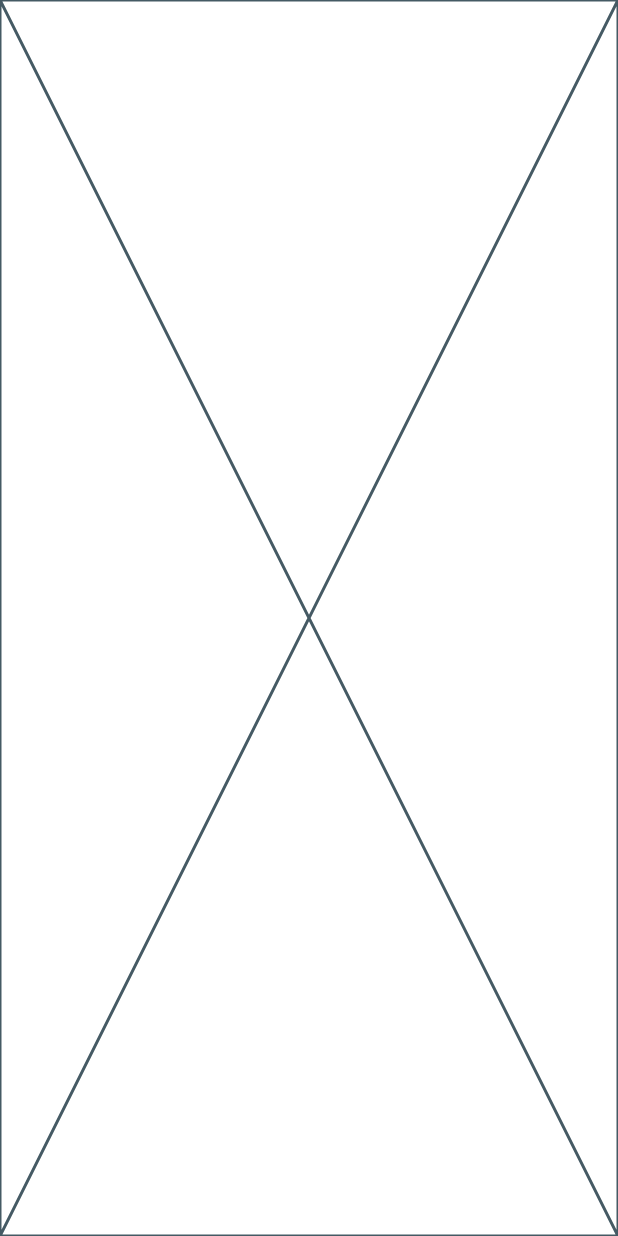
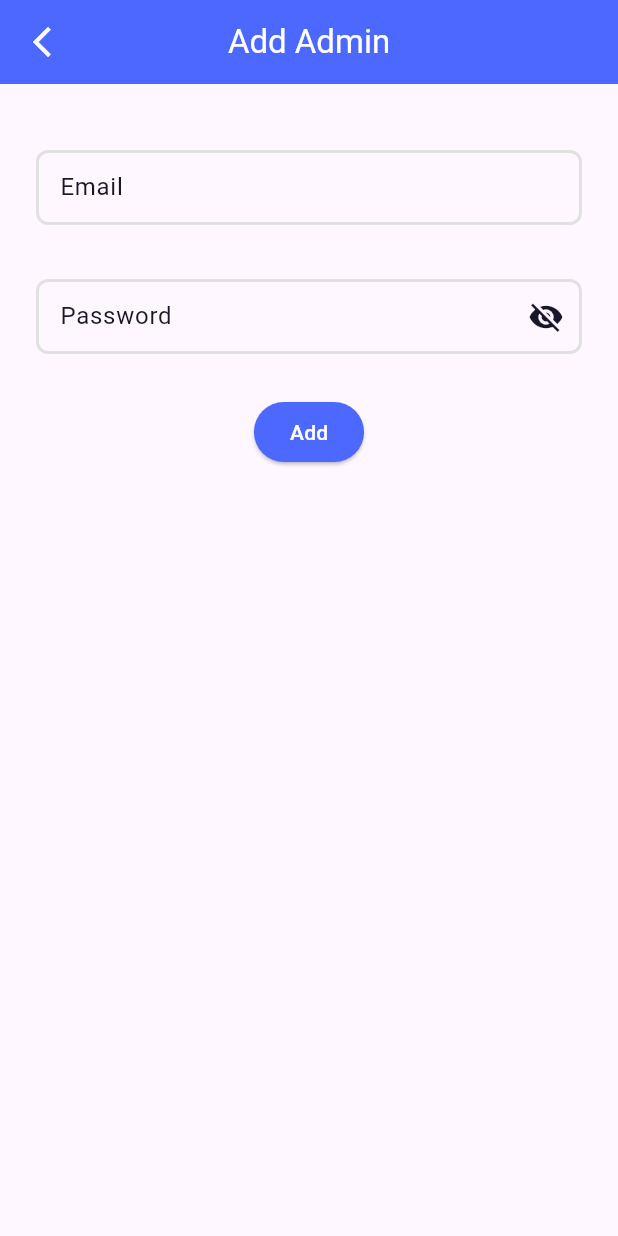
Before and after one commit to AhmedYounis-01/our_market_admin, a Flutter app: the screen it shows after launch, after a tap on "Add An Admin", on a phone screen of 412 x 824 dp. Run offline on Flutter 3.47's test engine with Material 3 defaults, Android fonts, the phone set to English and light mode, and no system bars; our stand-ins replace cached_network_image, dio; network calls fail.

Commit message:
-- finish add admin screen ui

```diff
--- a/lib/core/components/custom_product_card.dart
+++ b/lib/core/components/custom_product_card.dart
@@ -66,7 +66,7 @@ class CustomProductCard extends StatelessWidget {
             Padding(
               padding: const EdgeInsets.symmetric(horizontal: 8),
               child: CustomElevatedButton(
-                // onPressed: deleteProduct,
+                onPressed: () {},
                 child: const Row(
                   children: [Icon(Icons.delete), Text("Delete")],
                 ),
--- a/lib/features/add_admin/ui/add_admin.dart
+++ b/lib/features/add_admin/ui/add_admin.dart
@@ -1,10 +1,53 @@
 import 'package:flutter/material.dart';
+import 'package:our_market_admin/core/components/custom_elevated_button.dart';
+import 'package:our_market_admin/core/components/custom_text_filed.dart';
+import 'package:our_market_admin/core/function/custom_appbar.dart';
 
-class AddAdminScreen extends StatelessWidget {
+class AddAdminScreen extends StatefulWidget {
   const AddAdminScreen({super.key});
 
   @override
+  State<AddAdminScreen> createState() => _AddAdminViewState();
+}
+
+class _AddAdminViewState extends State<AddAdminScreen> {
+  final TextEditingController _emailController = TextEditingController();
+  final TextEditingController _passwordController = TextEditingController();
+  final GlobalKey<FormState> _formKey = GlobalKey<FormState>();
+  @override
   Widget build(BuildContext context) {
-    return const Placeholder();
+    return Scaffold(
+      appBar: buildCustomAppBar(context, "Add Admin"),
+      body: Padding(
+        padding: const EdgeInsets.all(16.0),
+        child: Form(
+          key: _formKey,
+          child: Column(
+            children: [
+              const SizedBox(height: 20),
+              CustomTextField(labelText: "Email", controller: _emailController),
+              const SizedBox(height: 20),
+              CustomTextField(
+                labelText: "Password",
+                obscureText: true,
+                controller: _passwordController,
+              ),
+              const SizedBox(height: 20),
+              CustomElevatedButton(
+                child: const Text("Add"),
+                onPressed: () {
+                  // if (_formKey.currentState!.validate()) {
+                  //   cubit.createAnAccount({
+                  //     "email": _emailController.text,
+                  //     "password": _passwordController.text,
+                  //   });
+                  // }
+                },
+              ),
+            ],
+          ),
+        ),
+      ),
+    );
   }
 }
```
